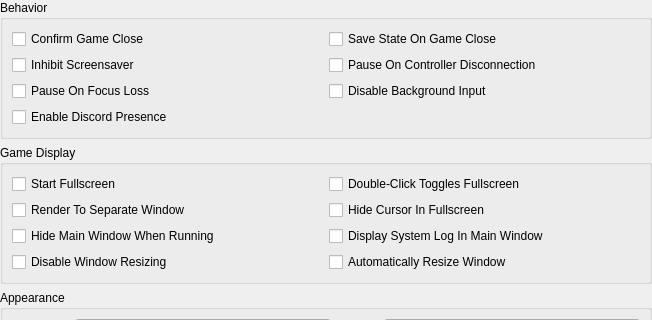
The window that src/duckstation-qt/interfacesettingswidget.ui (stenzek/duckstation) describes before a commit, drawn with Qt 5; both pictures show x 0 to 652 and y 0 to 320 of the 652 by 572 pixel window.
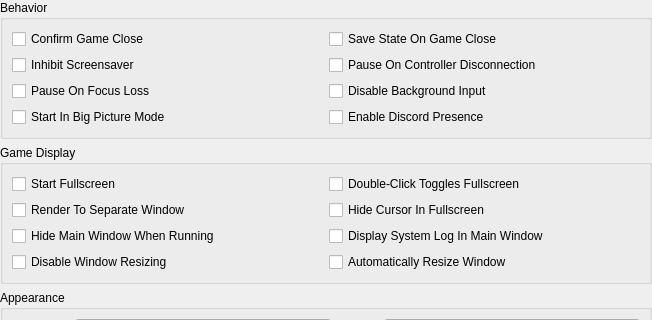
The same window after the commit. Icons and pictures are not drawn.

Commit message: FullscreenUI: Add start-in-big-picture-mode option

Diff of the .ui file:
```diff
--- a/src/duckstation-qt/interfacesettingswidget.ui
+++ b/src/duckstation-qt/interfacesettingswidget.ui
@@ -72,6 +72,13 @@
        </widget>
       </item>
       <item row="3" column="0">
+       <widget class="QCheckBox" name="startFullscreenUI">
+        <property name="text">
+         <string>Start In Big Picture Mode</string>
+        </property>
+       </widget>
+      </item>
+      <item row="3" column="1">
        <widget class="QCheckBox" name="enableDiscordPresence">
         <property name="text">
          <string>Enable Discord Presence</string>
```
Left out of the diff: 2 changed lines with no effect on the pictures. The commit also changes 5 other files.
